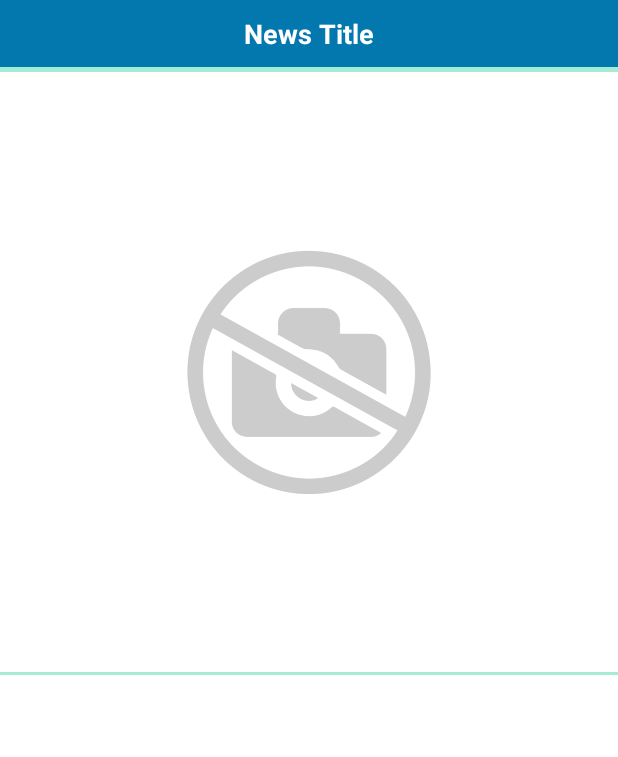
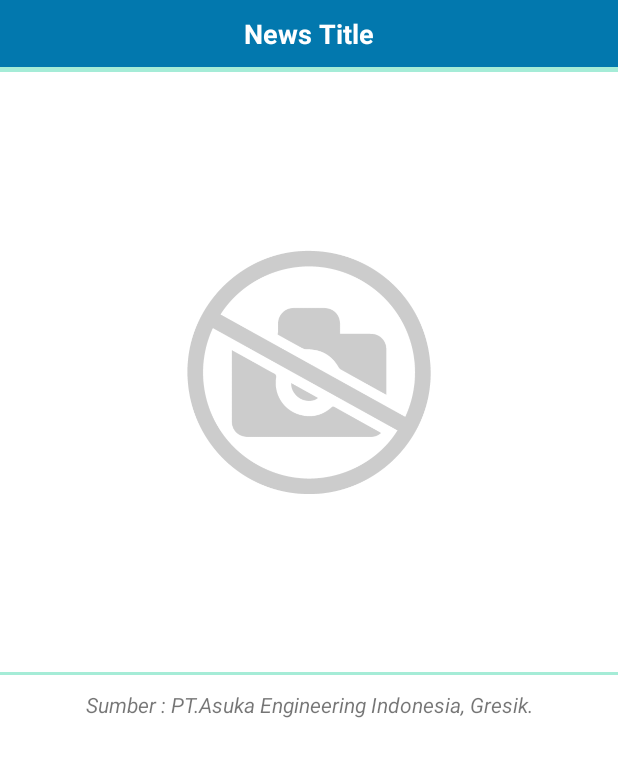
Before and after one commit to mohfajar17/HRMobile, an Android app: the NewsDetailActivity screen opened directly, with no data from a screen before it, on a phone screen of 412 x 824 dp. Shown: the top 757 px of the screen. Run offline under Robolectric (Android 15) with nearby library versions, the phone set to English and light mode, and no system bars; our stand-ins replace Picasso, Volley; network calls fail; pictures from the network do not load; 4 statements that could not run were skipped.

Commit message:
22 Feb 2022

```diff
--- a/app/build.gradle
+++ b/app/build.gradle
@@ -12,8 +12,8 @@ android {
         applicationId "com.asukacorp.hrmobile"
         minSdkVersion 16
         targetSdkVersion 30
-        versionCode 31
-        versionName "1.13.2"
+        versionCode 35
+        versionName "1.13.5"
         ndk.abiFilters 'armeabi-v7a', 'arm64-v8a', 'x86', 'x86_64'
         testInstrumentationRunner "androidx.test.runner.AndroidJUnitRunner"
     }
--- a/app/src/main/res/layout/activity_news_detail.xml
+++ b/app/src/main/res/layout/activity_news_detail.xml
@@ -56,6 +56,14 @@
                     android:layout_height="wrap_content"
                     android:background="@color/white" />
             </RelativeLayout>
+
+            <TextView
+                android:layout_width="match_parent"
+                android:layout_height="wrap_content"
+                android:gravity="center"
+                android:padding="10dp"
+                android:textStyle="italic"
+                android:text="Sumber : PT.Asuka Engineering Indonesia, Gresik."/>
         </LinearLayout>
     </ScrollView>
 </LinearLayout>
--- a/app/src/main/res/values/strings.xml
+++ b/app/src/main/res/values/strings.xml
@@ -1,6 +1,6 @@
 <resources>
     <string name="app_name">HR Asuka Mobile</string>
-    <string name="app_version">V1.13.2</string>
+    <string name="app_version">V1.13.5</string>
 
     <!-- TODO: Remove or change this placeholder text -->
     <string name="hello_blank_fragment">Hello blank fragment</string>
```
Also changed, not shown: app/src/main/java/com/asukacorp/hrmobile/Menu/Cuti/CutiCreateActivity.java (+4 -3 lines).
